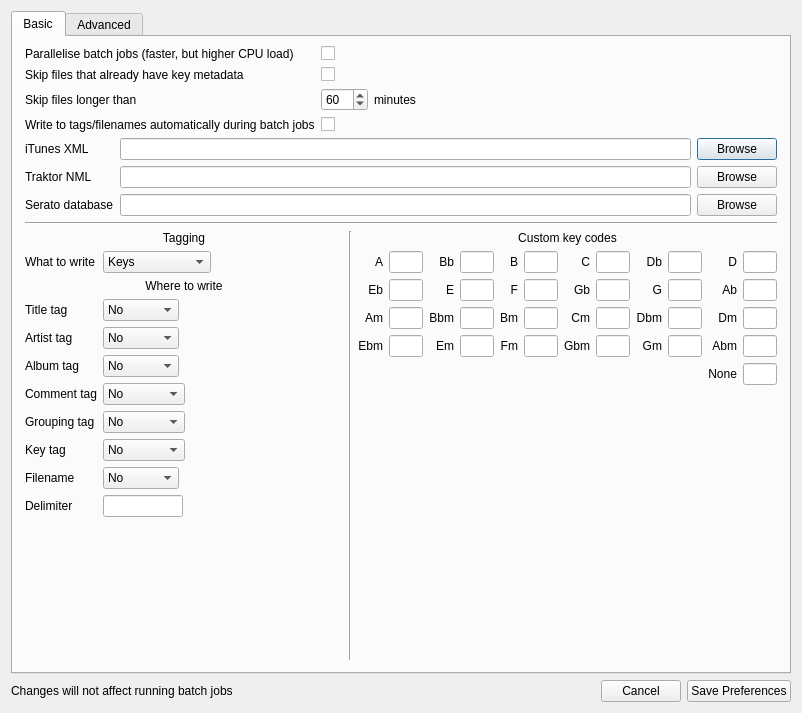
Above: forms/prefsdialog.ui from ibsh/is_KeyFinder before the change. Below: the same form after it.
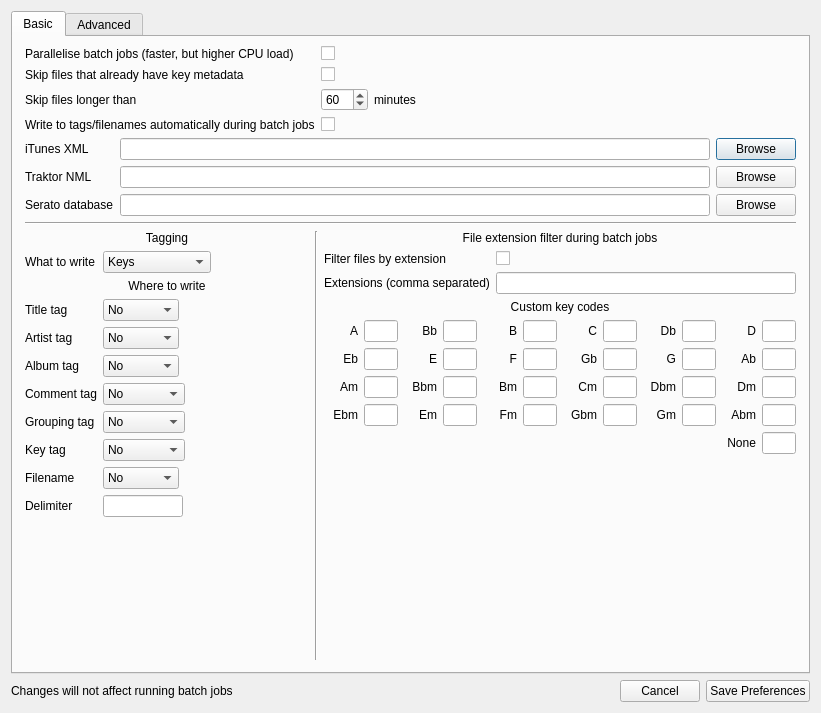
That is the form after the change.

Commit message: File extension filtering for batch jobs

```diff
--- a/forms/prefsdialog.ui
+++ b/forms/prefsdialog.ui
@@ -9,7 +9,7 @@
    <rect>
     <x>0</x>
     <y>0</y>
-    <width>802</width>
+    <width>821</width>
     <height>713</height>
    </rect>
   </property>
@@ -502,6 +502,51 @@
          </item>
          <item>
           <layout class="QVBoxLayout" name="verticalLayoutKeyCodes">
+           <item>
+            <widget class="QLabel" name="lbl_fileExtensionFilter">
+             <property name="text">
+              <string>File extension filter during batch jobs</string>
+             </property>
+             <property name="alignment">
+              <set>Qt::AlignCenter</set>
+             </property>
+            </widget>
+           </item>
+           <item>
+            <layout class="QFormLayout" name="formLayoutFileExtensionFilter">
+             <item row="0" column="1">
+              <widget class="QCheckBox" name="applyFileExtensionFilter">
+               <property name="text">
+                <string/>
+               </property>
+              </widget>
+             </item>
+             <item row="0" column="0">
+              <widget class="QLabel" name="lbl_skipFilesWithExistingTags_2">
+               <property name="text">
+                <string>Filter files by extension</string>
+               </property>
+              </widget>
+             </item>
+             <item row="1" column="0">
+              <widget class="QLabel" name="lbl_skipFilesWithExistingTags_3">
+               <property name="text">
+                <string>Extensions (comma separated)</string>
+               </property>
+              </widget>
+             </item>
+             <item row="1" column="1">
+              <widget class="QLineEdit" name="filterFileExtensions">
+               <property name="minimumSize">
+                <size>
+                 <width>300</width>
+                 <height>0</height>
+                </size>
+               </property>
+              </widget>
+             </item>
+            </layout>
+           </item>
            <item>
             <widget class="QLabel" name="lbl_keyCodes">
              <property name="text">
```
Left out of the diff: 74 changed lines with no effect on the pictures. The commit also changes 6 other files.
